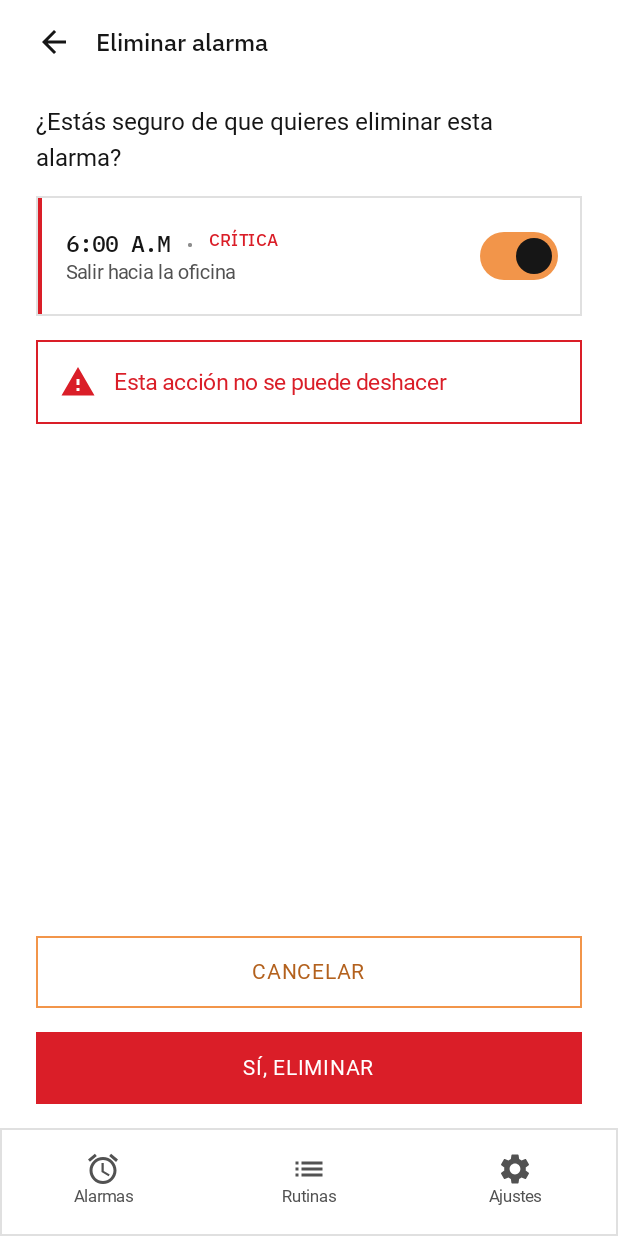
After one commit to educaballerol/Vitalarma, an Android app built with Jetpack Compose: the composable DeleteAlarmScreen called with sample values from the repository, on a phone screen of 412 x 824 dp. The commit adds this screen. Run offline under Robolectric (Android 15) with nearby library versions, the light colour scheme and no system bars; Roboto replaces fonts that are not available here.

Commit message:
feat: pantalla M-06 (Eliminar alarma) + fix critico en AlarmCard
- DeleteAlarmScreen: confirmacion con panel de aviso, botones
  Cancelar/Si eliminar
- Fix: AlarmCard se estiraba a toda la altura disponible por un
  fillMaxHeight() sin height(IntrinsicSize.Min) en el Row contenedor,
  tapando cualquier contenido despues de la tarjeta (afectaba
  potencialmente M-04 y M-05 tambien, no solo M-06)
- NavHost: ALARM_DELETE_CONFIRM conectado a la pantalla real
- docs: actualiza README de mobile/ (M-06 completa) y agrega
  README raiz del repo enlazando web/ y mobile/

```diff
--- a/mobile/app/src/main/java/com/vitalarma/mobile/navigation/VitalarmaNavHost.kt
+++ b/mobile/app/src/main/java/com/vitalarma/mobile/navigation/VitalarmaNavHost.kt
@@ -18,15 +18,13 @@ import androidx.navigation.navArgument
 import com.vitalarma.mobile.model.sampleAlarms
 import com.vitalarma.mobile.ui.screens.alarms.AlarmDetailScreen
 import com.vitalarma.mobile.ui.screens.alarms.AlarmListScreen
+import com.vitalarma.mobile.ui.screens.alarms.DeleteAlarmScreen
 
 /**
  * Punto único de navegación de la app.
  *
- * M-04 y M-05 ya están implementadas con datos reales (ver
- * ui/screens/alarms/). ALARM_DELETE_CONFIRM sigue en PlaceholderScreen
- * a propósito: cuando copies DeleteAlarmScreen.kt, reemplaza ese bloque
- * siguiendo el mismo patrón que ALARM_DETAIL (arguments + backStackEntry
- * + buscar en sampleAlarms), y agrega el import de DeleteAlarmScreen.
+ * M-04, M-05 y M-06 ya están implementadas con datos reales (ver
+ * ui/screens/alarms/). El resto sigue en PlaceholderScreen.
  */
 @Composable
 fun VitalarmaNavHost(
@@ -66,11 +64,21 @@ fun VitalarmaNavHost(
                 onDeleteClick = { navController.navigate(Routes.alarmDeleteConfirm(alarm.id)) }
             )
         }
-        // TODO: reemplazar por DeleteAlarmScreen real cuando lo copies (ver M-06)
         composable(
             route = Routes.ALARM_DELETE_CONFIRM,
             arguments = listOf(navArgument("alarmId") { type = NavType.StringType })
-        ) { PlaceholderScreen("Eliminar alarma") }
+        ) { backStackEntry ->
+            val alarmId = backStackEntry.arguments?.getString("alarmId")
+            val alarm = sampleAlarms.find { it.id == alarmId } ?: sampleAlarms.first()
+            DeleteAlarmScreen(
+                alarm = alarm,
+                currentRoute = Routes.ALARM_LIST,
+                onNavigate = { route -> navController.navigate(route) },
+                onBackClick = { navController.popBackStack() },
+                onCancelClick = { navController.popBackStack() },
+                onConfirmDeleteClick = { navController.popBackStack(Routes.ALARM_LIST, inclusive = false) }
+            )
+        }
 
         composable(Routes.ALARM_TYPE_PICKER) { PlaceholderScreen("Escoge un tipo (flujo de creación)") }
         composable(Routes.ALARM_TIME_PICKER) { PlaceholderScreen("Definir hora") }
--- a/mobile/app/src/main/java/com/vitalarma/mobile/ui/components/AlarmCard.kt
+++ b/mobile/app/src/main/java/com/vitalarma/mobile/ui/components/AlarmCard.kt
@@ -5,9 +5,11 @@ import androidx.compose.foundation.border
 import androidx.compose.foundation.clickable
 import androidx.compose.foundation.layout.Box
 import androidx.compose.foundation.layout.Column
+import androidx.compose.foundation.layout.IntrinsicSize
 import androidx.compose.foundation.layout.Row
 import androidx.compose.foundation.layout.fillMaxHeight
 import androidx.compose.foundation.layout.fillMaxWidth
+import androidx.compose.foundation.layout.height
 import androidx.compose.foundation.layout.padding
 import androidx.compose.foundation.layout.width
 import androidx.compose.material3.Text
@@ -42,6 +44,7 @@ fun AlarmCard(
     Row(
         modifier = modifier
             .fillMaxWidth()
+            .height(IntrinsicSize.Min) // evita que el Box de abajo (fillMaxHeight) estire toda la fila
             .border(Dimens.BorderThin, VitalarmaColors.bordeSutil) // top+right+bottom (aproximación: los 4 lados)
             .clickable { onClick() }
     ) {
--- a/mobile/app/src/main/java/com/vitalarma/mobile/ui/components/BottomNavBar.kt
+++ b/mobile/app/src/main/java/com/vitalarma/mobile/ui/components/BottomNavBar.kt
@@ -13,7 +13,7 @@ import androidx.compose.foundation.layout.size
 import androidx.compose.foundation.layout.width
 import androidx.compose.material.icons.Icons
 import androidx.compose.material.icons.filled.Alarm
-import androidx.compose.material.icons.filled.Repeat
+import androidx.compose.material.icons.automirrored.filled.List
 import androidx.compose.material.icons.filled.Settings
 import androidx.compose.material3.Icon
 import androidx.compose.material3.Text
@@ -52,7 +52,7 @@ fun VitalarmaBottomNavBar(
         )
         NavItem(
             label = "Rutinas",
-            icon = Icons.Filled.Repeat,
+            icon = Icons.AutoMirrored.Filled.List,
             selected = currentRoute == Routes.ROUTINE_LIST,
             onClick = { onNavigate(Routes.ROUTINE_LIST) },
             modifier = Modifier.weight(1f)
--- /dev/null
+++ b/mobile/app/src/main/java/com/vitalarma/mobile/ui/screens/DeleteAlarmScreen.kt
@@ -0,0 +1,104 @@
+package com.vitalarma.mobile.ui.screens.alarms
+
+import androidx.compose.foundation.background
+import androidx.compose.foundation.border
+import androidx.compose.foundation.layout.Arrangement
+import androidx.compose.foundation.layout.Column
+import androidx.compose.foundation.layout.Row
+import androidx.compose.foundation.layout.fillMaxSize
+import androidx.compose.foundation.layout.fillMaxWidth
+import androidx.compose.foundation.layout.padding
+import androidx.compose.foundation.layout.size
+import androidx.compose.material.icons.Icons
+import androidx.compose.material.icons.filled.Warning
+import androidx.compose.material3.Icon
+import androidx.compose.material3.Text
+import androidx.compose.runtime.Composable
+import androidx.compose.ui.Alignment
+import androidx.compose.ui.Modifier
+import com.vitalarma.mobile.model.Alarm
+import com.vitalarma.mobile.ui.components.AlarmCard
+import com.vitalarma.mobile.ui.components.ButtonHierarchy
+import com.vitalarma.mobile.ui.components.HeaderBack
+import com.vitalarma.mobile.ui.components.VitalarmaBottomNavBar
+import com.vitalarma.mobile.ui.components.VitalarmaButton
+import com.vitalarma.mobile.ui.theme.Dimens
+import com.vitalarma.mobile.ui.theme.VitalarmaColors
+import com.vitalarma.mobile.ui.theme.VitalarmaShapes
+import com.vitalarma.mobile.ui.theme.VitalarmaType
+
+/**
+ * M-06 · Eliminar alarma. Confirmación con panel de aviso en rojo
+ * (borde discontinuo en Figma — ver TODO) y dos botones: Cancelar
+ * (secundario) y Sí, eliminar (peligro).
+ */
+@Composable
+fun DeleteAlarmScreen(
+    alarm: Alarm,
+    currentRoute: String,
+    onNavigate: (String) -> Unit,
+    onBackClick: () -> Unit,
+    onCancelClick: () -> Unit,
+    onConfirmDeleteClick: () -> Unit,
+    modifier: Modifier = Modifier
+) {
+    Column(modifier = modifier.fillMaxSize()) {
+        HeaderBack(title = "Eliminar alarma", onBackClick = onBackClick)
+
+        Column(
+            modifier = Modifier
+                .weight(1f)
+                .fillMaxWidth()
+                .padding(horizontal = Dimens.ScreenHorizontalMargin, vertical = Dimens.SpacingBase),
+            verticalArrangement = Arrangement.spacedBy(Dimens.SpacingBase)
+        ) {
+            Text(
+                text = "¿Estás seguro de que quieres eliminar esta alarma?",
+                style = VitalarmaType.bodyLarge,
+                color = VitalarmaColors.textoPrimario
+            )
+
+            AlarmCard(
+                time = alarm.time,
+                type = alarm.type,
+                description = alarm.title,
+                checked = alarm.enabled,
+                onCheckedChange = { },
+                onClick = { }
+            )
+
+            Row(
+                modifier = Modifier
+                    .fillMaxWidth()
+                    .background(VitalarmaColors.fondoPagina, VitalarmaShapes.None)
+                    .border(Dimens.BorderThin, VitalarmaColors.estadoError, VitalarmaShapes.None)
+                    // TODO: Figma usa borde DISCONTINUO (dashed) aquí. Compose no tiene
+                    // dashed nativo en border(); si el profesor lo exige exacto, usa
+                    // Modifier.drawBehind { drawRoundRect(..., style = Stroke(pathEffect = PathEffect.dashPathEffect(...))) }
+                    .padding(Dimens.SpacingBase),
+                verticalAlignment = Alignment.CenterVertically,
+                horizontalArrangement = Arrangement.spacedBy(Dimens.SpacingMd)
+            ) {
+                Icon(
+                    imageVector = Icons.Filled.Warning,
+                    contentDescription = null,
+                    tint = VitalarmaColors.estadoError,
+                    modifier = Modifier.size(Dimens.IconSize)
+                )
+                Text(
+                    text = "Esta acción no se puede deshacer",
+                    style = VitalarmaType.bodyStrong,
+                    color = VitalarmaColors.estadoError,
+                    modifier = Modifier.weight(1f)
+                )
+            }
+
+            androidx.compose.foundation.layout.Spacer(Modifier.weight(1f))
+
+            VitalarmaButton(text = "Cancelar", onClick = onCancelClick, hierarchy = ButtonHierarchy.Secondary)
+            VitalarmaButton(text = "Sí, eliminar", onClick = onConfirmDeleteClick, hierarchy = ButtonHierarchy.Danger)
+        }
+
+        VitalarmaBottomNavBar(currentRoute = currentRoute, onNavigate = onNavigate)
+    }
+}
```
Also changed, not shown: 2 other files.
